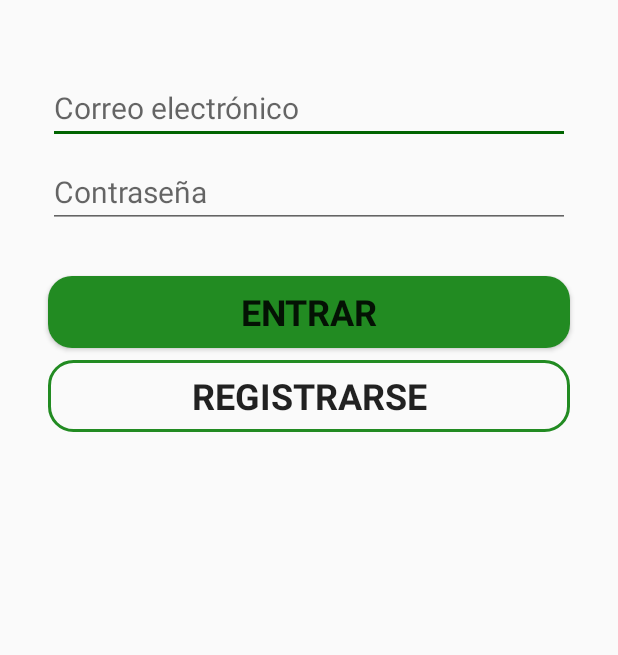
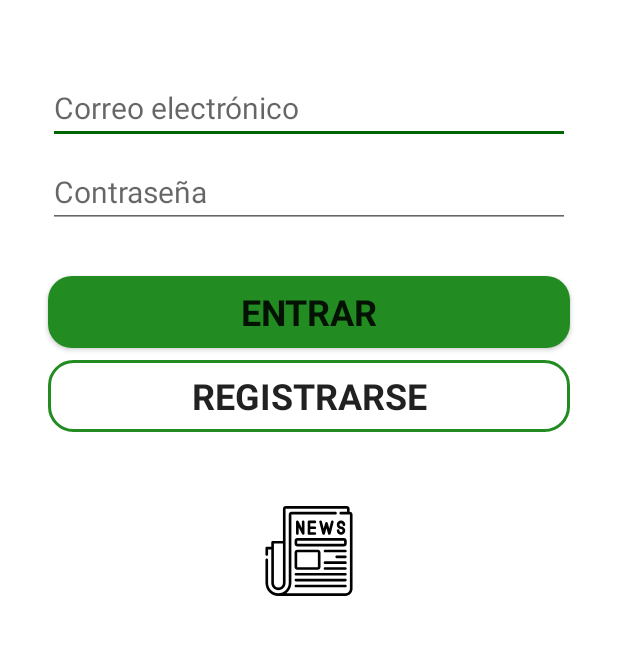
Before and after one commit to kenowa98/KingsGame, an Android app: the screen it shows after launch (LoginActivity), on a phone screen of 412 x 824 dp, the part 252-907 px from its top. Run offline under Robolectric (Android 15) with nearby library versions, the phone set to English and light mode, and no system bars; our stand-ins replace Firebase (no records; nobody signed in at launch, a user with empty details on screens opened directly); Roboto replaces fonts that are not available here.

Commit message:
Empezar nuevos fragments y agregar progressBar al login

```diff
--- a/app/src/main/java/com/kenowa/kingsgame/MainActivity.kt
+++ b/app/src/main/java/com/kenowa/kingsgame/MainActivity.kt
@@ -33,7 +33,7 @@ class MainActivity : AppCompatActivity() {
 
         appBarConfiguration = AppBarConfiguration(
             setOf(
-                R.id.nav_perfil, R.id.nav_gallery, R.id.nav_slideshow
+                R.id.nav_perfil, R.id.nav_equipo, R.id.nav_noticia
             ), drawerLayout
         )
         setupActionBarWithNavController(navController, appBarConfiguration)
--- a/app/src/main/java/com/kenowa/kingsgame/Utils.kt
+++ b/app/src/main/java/com/kenowa/kingsgame/Utils.kt
@@ -4,6 +4,7 @@ import android.app.Activity
 import android.content.Context
 import android.view.View
 import android.view.inputmethod.InputMethodManager
+import android.widget.ProgressBar
 import android.widget.Toast
 import androidx.fragment.app.Fragment
 import java.util.*
@@ -36,3 +37,11 @@ fun getAge(year: Int, month: Int, day: Int): String? {
     val ageInt = age
     return ageInt.toString()
 }
+
+fun hideProgressBar(progressBar: ProgressBar) {
+    progressBar.visibility = View.GONE
+}
+
+fun showProgressBar(progressBar: ProgressBar) {
+    progressBar.visibility = View.VISIBLE
+}
--- a/app/src/main/java/com/kenowa/kingsgame/ui/gallery/GalleryFragment.kt
+++ b/app/src/main/java/com/kenowa/kingsgame/ui/equipo/EquipoFragment.kt
@@ -1,4 +1,4 @@
-package com.kenowa.kingsgame.ui.gallery
+package com.kenowa.kingsgame.ui.equipo
 
 import android.os.Bundle
 import android.view.LayoutInflater
@@ -7,12 +7,12 @@ import android.view.ViewGroup
 import androidx.fragment.app.Fragment
 import com.kenowa.kingsgame.R
 
-class GalleryFragment : Fragment() {
+class EquipoFragment : Fragment() {
     override fun onCreateView(
         inflater: LayoutInflater,
         container: ViewGroup?,
         savedInstanceState: Bundle?
     ): View? {
-        return inflater.inflate(R.layout.fragment_gallery, container, false)
+        return inflater.inflate(R.layout.fragment_equipo, container, false)
     }
 }
--- a/app/src/main/java/com/kenowa/kingsgame/ui/slideshow/SlideshowFragment.kt
+++ b/app/src/main/java/com/kenowa/kingsgame/ui/noticia/NoticiaFragment.kt
@@ -1,4 +1,4 @@
-package com.kenowa.kingsgame.ui.slideshow
+package com.kenowa.kingsgame.ui.noticia
 
 import android.os.Bundle
 import android.view.LayoutInflater
@@ -7,12 +7,12 @@ import android.view.ViewGroup
 import androidx.fragment.app.Fragment
 import com.kenowa.kingsgame.R
 
-class SlideshowFragment : Fragment() {
+class NoticiaFragment : Fragment() {
     override fun onCreateView(
         inflater: LayoutInflater,
         container: ViewGroup?,
         savedInstanceState: Bundle?
     ): View? {
-        return inflater.inflate(R.layout.fragment_slideshow, container, false)
+        return inflater.inflate(R.layout.fragment_noticia, container, false)
     }
 }
--- /dev/null
+++ b/app/src/main/res/drawable/ic_newspaper.xml
@@ -0,0 +1,50 @@
+<vector xmlns:android="http://schemas.android.com/apk/res/android"
+    xmlns:tools="http://schemas.android.com/tools"
+    android:width="200dp"
+    android:height="200dp"
+    android:viewportWidth="512"
+    android:viewportHeight="512">
+    <path
+        android:fillColor="#FF000000"
+        android:pathData="m487.932,33.133h-0.782v-17.35c0,-8.702 -7.08,-15.783 -15.783,-15.783h-347.9c-8.703,0 -15.783,7.081 -15.783,15.783v183.017h-58.767c-4.143,0 -7.5,3.358 -7.5,7.5v25.633h-25.632c-4.143,0 -7.5,3.358 -7.5,7.5v36.267c0,4.142 3.357,7.5 7.5,7.5s7.5,-3.358 7.5,-7.5v-28.767h18.133v191.299c0,22.405 18.229,40.633 40.634,40.633s40.633,-18.228 40.633,-40.633v-422.449c0,-0.432 0.352,-0.783 0.783,-0.783h347.899c0.432,0 0.783,0.352 0.783,0.783v17.35h-35.483c-4.143,0 -7.5,3.358 -7.5,7.5s3.357,7.5 7.5,7.5h51.266c0.432,0 0.783,0.352 0.783,0.783v422.451c0,14.134 -11.498,25.632 -25.632,25.632h-336.512c17.754,-13.483 29.245,-34.805 29.245,-58.768v-389.314c0,-0.432 0.352,-0.783 0.784,-0.783h250.065c4.143,0 7.5,-3.358 7.5,-7.5s-3.357,-7.5 -7.5,-7.5h-250.065c-8.703,0 -15.784,7.08 -15.784,15.783v389.316c0,32.404 -26.362,58.767 -58.766,58.767s-58.767,-26.363 -58.767,-58.767v-132.534c0,-4.142 -3.357,-7.5 -7.5,-7.5s-7.5,3.358 -7.5,7.5v132.534c0,40.662 33.071,73.744 73.728,73.766 0.013,0 0.026,0.002 0.039,0.002h381.032c22.404,0 40.632,-18.228 40.632,-40.632v-422.452c0,-8.704 -7.08,-15.784 -15.783,-15.784zM82.051,463.866c-14.135,0 -25.634,-11.499 -25.634,-25.633v-198.8,-25.633h51.267v224.433c0,14.134 -11.499,25.633 -25.633,25.633z"
+        tools:ignore="VectorPath" />
+    <path
+        android:fillColor="#FF000000"
+        android:pathData="m197.234,156.6v-34.497l18.926,37.851c1.291,2.583 3.915,4.147 6.706,4.146 0.571,0 1.149,-0.065 1.726,-0.201 3.385,-0.799 5.776,-3.821 5.776,-7.299v-66.267c0,-4.142 -3.357,-7.5 -7.5,-7.5s-7.5,3.358 -7.5,7.5v34.497l-18.926,-37.851c-1.556,-3.111 -5.041,-4.744 -8.432,-3.945 -3.385,0.799 -5.776,3.821 -5.776,7.299v66.267c0,4.142 3.357,7.5 7.5,7.5 4.142,0 7.5,-3.358 7.5,-7.5z" />
+    <path
+        android:fillColor="#FF000000"
+        android:pathData="m289.134,97.833c4.143,0 7.5,-3.358 7.5,-7.5s-3.357,-7.5 -7.5,-7.5h-33.134c-4.143,0 -7.5,3.358 -7.5,7.5v66.267c0,4.142 3.357,7.5 7.5,7.5h33.134c4.143,0 7.5,-3.358 7.5,-7.5s-3.357,-7.5 -7.5,-7.5h-25.634v-18.133h25.634c4.143,0 7.5,-3.358 7.5,-7.5s-3.357,-7.5 -7.5,-7.5h-25.634v-18.134z" />
+    <path
+        android:fillColor="#FF000000"
+        android:pathData="m338.708,164.099c3.366,0.039 6.404,-2.174 7.337,-5.439l9.354,-32.744 9.357,32.744c0.921,3.224 3.867,5.439 7.21,5.439 0.042,0 0.084,0 0.126,-0.001 3.395,-0.057 6.328,-2.386 7.151,-5.68l16.566,-66.267c1.004,-4.018 -1.438,-8.09 -5.457,-9.095 -4.017,-1.005 -8.09,1.438 -9.096,5.457l-9.773,39.095 -8.873,-31.053c-0.92,-3.22 -3.862,-5.439 -7.211,-5.439s-6.292,2.22 -7.212,5.439l-8.871,31.052 -9.773,-39.094c-1.005,-4.019 -5.079,-6.462 -9.096,-5.457 -4.019,1.004 -6.461,5.077 -5.457,9.095l16.566,66.267c0.824,3.294 3.758,5.624 7.152,5.681z" />
+    <path
+        android:fillColor="#FF000000"
+        android:pathData="m438.234,97.833c4.999,0 9.066,4.067 9.066,9.067 0,4.142 3.357,7.5 7.5,7.5s7.5,-3.358 7.5,-7.5c0,-13.271 -10.796,-24.067 -24.066,-24.067s-24.067,10.796 -24.067,24.067c0,13.27 10.797,24.066 24.067,24.066 4.999,0 9.066,4.067 9.066,9.067 0,4.999 -4.067,9.066 -9.066,9.066 -5,0 -9.067,-4.067 -9.067,-9.066 0,-4.142 -3.357,-7.5 -7.5,-7.5s-7.5,3.358 -7.5,7.5c0,13.27 10.797,24.066 24.067,24.066 13.271,0 24.066,-10.796 24.066,-24.066 0,-13.271 -10.796,-24.067 -24.066,-24.067 -5,0 -9.067,-4.067 -9.067,-9.066 0,-5 4.067,-9.067 9.067,-9.067z" />
+    <path
+        android:fillColor="#FF000000"
+        android:pathData="m470.583,197.733c0,-8.547 -6.953,-15.5 -15.5,-15.5h-265.632c-8.547,0 -15.5,6.953 -15.5,15.5v17.133c0,8.547 6.953,15.5 15.5,15.5h265.633c8.547,0 15.5,-6.953 15.5,-15.5v-17.133zM455.583,214.866c0,0.276 -0.225,0.5 -0.5,0.5h-265.632c-0.275,0 -0.5,-0.224 -0.5,-0.5v-17.133c0,-0.276 0.225,-0.5 0.5,-0.5h265.633c0.275,0 0.5,0.224 0.5,0.5v17.133z" />
+    <path
+        android:fillColor="#FF000000"
+        android:pathData="m189.451,362.899h116.533c8.547,0 15.5,-6.953 15.5,-15.5v-83.399c0,-8.547 -6.953,-15.5 -15.5,-15.5h-116.533c-8.547,0 -15.5,6.953 -15.5,15.5v83.4c0,8.546 6.953,15.499 15.5,15.499zM188.951,264c0,-0.276 0.225,-0.5 0.5,-0.5h116.533c0.275,0 0.5,0.224 0.5,0.5v83.4c0,0.276 -0.225,0.5 -0.5,0.5h-116.533c-0.275,0 -0.5,-0.224 -0.5,-0.5z" />
+    <path
+        android:fillColor="#FF000000"
+        android:pathData="m463.083,248.499h-115.966c-4.143,0 -7.5,3.358 -7.5,7.5s3.357,7.5 7.5,7.5h115.967c4.143,0 7.5,-3.358 7.5,-7.5 -0.001,-4.142 -3.358,-7.5 -7.501,-7.5z" />
+    <path
+        android:fillColor="#FF000000"
+        android:pathData="m463.083,281.633h-49.7c-4.143,0 -7.5,3.358 -7.5,7.5s3.357,7.5 7.5,7.5h49.7c4.143,0 7.5,-3.358 7.5,-7.5s-3.357,-7.5 -7.5,-7.5z" />
+    <path
+        android:fillColor="#FF000000"
+        android:pathData="m463.083,314.766h-115.966c-4.143,0 -7.5,3.358 -7.5,7.5s3.357,7.5 7.5,7.5h115.967c4.143,0 7.5,-3.358 7.5,-7.5 -0.001,-4.142 -3.358,-7.5 -7.501,-7.5z" />
+    <path
+        android:fillColor="#FF000000"
+        android:pathData="m463.083,347.899h-115.966c-4.143,0 -7.5,3.358 -7.5,7.5s3.357,7.5 7.5,7.5h115.967c4.143,0 7.5,-3.358 7.5,-7.5 -0.001,-4.142 -3.358,-7.5 -7.501,-7.5z" />
+    <path
+        android:fillColor="#FF000000"
+        android:pathData="m463.083,381.033h-281.632c-4.143,0 -7.5,3.358 -7.5,7.5s3.357,7.5 7.5,7.5h281.633c4.143,0 7.5,-3.358 7.5,-7.5 -0.001,-4.142 -3.358,-7.5 -7.501,-7.5z" />
+    <path
+        android:fillColor="#FF000000"
+        android:pathData="m463.083,414.166h-281.632c-4.143,0 -7.5,3.358 -7.5,7.5s3.357,7.5 7.5,7.5h281.633c4.143,0 7.5,-3.358 7.5,-7.5 -0.001,-4.142 -3.358,-7.5 -7.501,-7.5z" />
+    <path
+        android:fillColor="#FF000000"
+        android:pathData="m463.083,447.299h-281.632c-4.143,0 -7.5,3.358 -7.5,7.5s3.357,7.5 7.5,7.5h281.633c4.143,0 7.5,-3.358 7.5,-7.5 -0.001,-4.142 -3.358,-7.5 -7.501,-7.5z" />
+</vector>
--- a/app/src/main/res/layout/activity_login.xml
+++ b/app/src/main/res/layout/activity_login.xml
@@ -1,10 +1,10 @@
 <?xml version="1.0" encoding="utf-8"?>
-<androidx.constraintlayout.widget.ConstraintLayout
-    xmlns:android="http://schemas.android.com/apk/res/android"
+<androidx.constraintlayout.widget.ConstraintLayout xmlns:android="http://schemas.android.com/apk/res/android"
     xmlns:app="http://schemas.android.com/apk/res-auto"
     xmlns:tools="http://schemas.android.com/tools"
     android:layout_width="match_parent"
     android:layout_height="match_parent"
+    android:background="@color/white"
     tools:context=".LoginActivity">
 
     <ImageView
@@ -53,6 +53,21 @@
         app:layout_constraintTop_toBottomOf="@+id/et_email"
         tools:ignore="Autofill" />
 
+    <ProgressBar
+        android:id="@+id/progressBar"
+        style="?android:attr/progressBarStyleHorizontal"
+        android:layout_width="match_parent"
+        android:layout_height="wrap_content"
+        android:layout_marginStart="16dp"
+        android:layout_marginEnd="16dp"
+        android:max="100"
+        android:progress="0"
+        android:progressTint="@color/darkviolet"
+        app:layout_constraintBottom_toTopOf="@+id/bt_login"
+        app:layout_constraintEnd_toEndOf="parent"
+        app:layout_constraintStart_toStartOf="parent"
+        app:layout_constraintTop_toBottomOf="@+id/et_clave" />
+
     <Button
         android:id="@+id/bt_login"
         android:layout_width="0dp"
@@ -60,14 +75,14 @@
         android:layout_marginStart="32dp"
         android:layout_marginTop="32dp"
         android:layout_marginEnd="32dp"
+        android:background="@drawable/bt_rounded"
         android:fontFamily="sans-serif"
         android:text="@string/bt_login"
         android:textSize="24sp"
         android:textStyle="bold"
         app:layout_constraintEnd_toEndOf="parent"
         app:layout_constraintStart_toStartOf="parent"
-        app:layout_constraintTop_toBottomOf="@+id/et_clave"
-        android:background="@drawable/bt_rounded" />
+        app:layout_constraintTop_toBottomOf="@+id/et_clave" />
 
     <Button
         android:id="@+id/bt_registro"
@@ -76,12 +91,27 @@
         android:layout_marginStart="32dp"
         android:layout_marginTop="8dp"
         android:layout_marginEnd="32dp"
+        android:background="@drawable/bt_rounded_border"
         android:fontFamily="sans-serif"
         android:text="@string/bt_registro"
         android:textSize="24sp"
         android:textStyle="bold"
         app:layout_constraintEnd_toEndOf="parent"
         app:layout_constraintStart_toStartOf="parent"
-        app:layout_constraintTop_toBottomOf="@+id/bt_login"
-        android:background="@drawable/bt_rounded_border" />
+        app:layout_constraintTop_toBottomOf="@+id/bt_login" />
+
+    <ImageButton
+        android:id="@+id/ibt_news"
+        android:layout_width="60dp"
+        android:layout_height="60dp"
+        android:background="@android:color/white"
+        android:scaleType="fitCenter"
+        app:layout_constraintBottom_toBottomOf="parent"
+        app:layout_constraintEnd_toEndOf="parent"
+        app:layout_constraintStart_toStartOf="parent"
+        app:layout_constraintTop_toBottomOf="@+id/bt_registro"
+        app:layout_constraintVertical_bias="0.16000003"
+        app:srcCompat="@drawable/ic_newspaper"
+        tools:ignore="ContentDescription" />
+
 </androidx.constraintlayout.widget.ConstraintLayout>
--- a/app/src/main/res/layout/fragment_slideshow.xml
+++ b/app/src/main/res/layout/fragment_noticia.xml
@@ -4,10 +4,10 @@
     xmlns:tools="http://schemas.android.com/tools"
     android:layout_width="match_parent"
     android:layout_height="match_parent"
-    tools:context=".ui.slideshow.SlideshowFragment">
+    tools:context=".ui.noticia.NoticiaFragment">
 
     <TextView
-        android:id="@+id/text_slideshow"
+        android:id="@+id/text_gallery"
         android:layout_width="match_parent"
         android:layout_height="wrap_content"
         android:layout_marginStart="8dp"
--- a/app/src/main/res/values/strings.xml
+++ b/app/src/main/res/values/strings.xml
@@ -407,8 +407,9 @@
         <item>Segundo Delantero</item>
     </string-array>
 
+    <string name="menu_equipo">Equipo</string>
 
-    <string name="menu_gallery">Gallery</string>
-    <string name="menu_slideshow">Slideshow</string>
+    <string name="menu_noticia">Noticias</string>
+
 
 </resources>
```
Also changed, not shown: app/src/main/java/com/kenowa/kingsgame/LoginActivity.kt (+75 -3 lines), app/src/main/java/com/kenowa/kingsgame/ui/gallery/GalleryViewModel.kt (deleted, +0 -13 lines), app/src/main/java/com/kenowa/kingsgame/ui/perfil/PerfilRegistroFragment.kt (+9 -4 lines), app/src/main/java/com/kenowa/kingsgame/ui/slideshow/SlideshowViewModel.kt (deleted, +0 -13 lines), app/src/main/res/drawable/ic_menu_equipo.xml (added, +10 -0 lines), app/src/main/res/drawable/ic_menu_gallery.xml (deleted, +0 -9 lines), app/src/main/res/drawable/ic_menu_noticia.xml (added, +17 -0 lines), app/src/main/res/drawable/ic_menu_slideshow.xml (deleted, +0 -9 lines), app/src/main/res/layout/fragment_equipo.xml (added, +26 -0 lines), app/src/main/res/layout/fragment_gallery.xml (deleted, +0 -22 lines), app/src/main/res/menu/activity_main_drawer.xml (+6 -6 lines), app/src/main/res/navigation/mobile_navigation.xml (+8 -8 lines).
